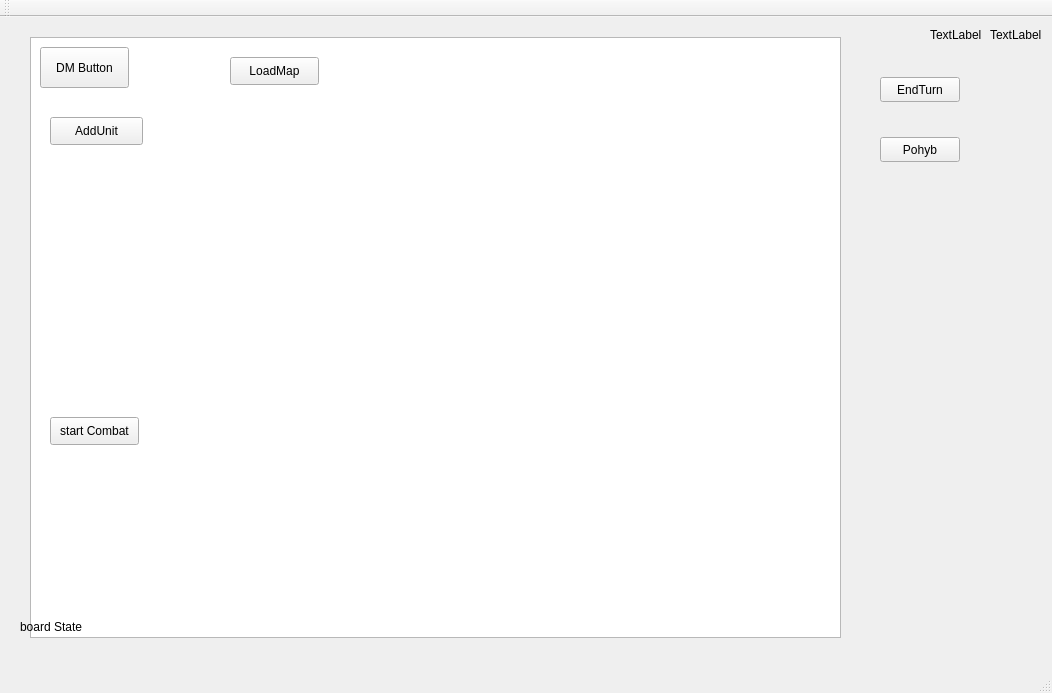
Before: the Qt Designer form mainwindow.ui in nukemaster/bakalarka, drawn with Qt 5.
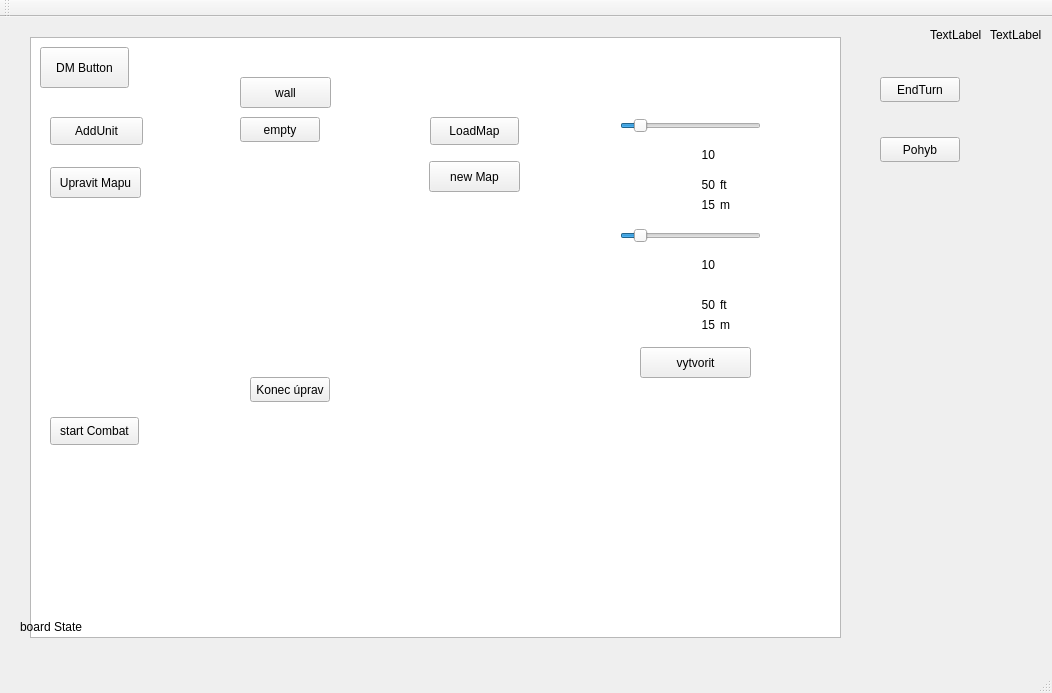
After: the same form once the commit is applied.

What changed in the file:
```diff
--- a/mainwindow.ui
+++ b/mainwindow.ui
@@ -88,6 +88,19 @@
       <string>start Combat</string>
      </property>
     </widget>
+    <widget class="QPushButton" name="btn_editMap_menuToggle">
+     <property name="geometry">
+      <rect>
+       <x>40</x>
+       <y>70</y>
+       <width>91</width>
+       <height>31</height>
+      </rect>
+     </property>
+     <property name="text">
+      <string>Upravit Mapu</string>
+     </property>
+    </widget>
    </widget>
    <widget class="QPushButton" name="pushButtonDM">
     <property name="geometry">
@@ -115,19 +128,6 @@
      <string>board State</string>
     </property>
    </widget>
-   <widget class="QPushButton" name="pushButtonMapLoad">
-    <property name="geometry">
-     <rect>
-      <x>230</x>
-      <y>40</y>
-      <width>89</width>
-      <height>28</height>
-     </rect>
-    </property>
-    <property name="text">
-     <string>LoadMap</string>
-    </property>
-   </widget>
    <widget class="QWidget" name="widgetPlayer" native="true">
     <property name="geometry">
      <rect>
@@ -164,6 +164,294 @@
      </property>
     </widget>
    </widget>
+   <widget class="QWidget" name="box_startMenu" native="true">
+    <property name="geometry">
+     <rect>
+      <x>360</x>
+      <y>70</y>
+      <width>221</width>
+      <height>371</height>
+     </rect>
+    </property>
+    <widget class="QPushButton" name="pushButtonMapLoad">
+     <property name="geometry">
+      <rect>
+       <x>70</x>
+       <y>30</y>
+       <width>89</width>
+       <height>28</height>
+      </rect>
+     </property>
+     <property name="text">
+      <string>LoadMap</string>
+     </property>
+    </widget>
+    <widget class="QPushButton" name="btn_newMap">
+     <property name="geometry">
+      <rect>
+       <x>69</x>
+       <y>74</y>
+       <width>91</width>
+       <height>31</height>
+      </rect>
+     </property>
+     <property name="text">
+      <string>new Map</string>
+     </property>
+    </widget>
+   </widget>
+   <widget class="QWidget" name="box_newEmptyMapSetting" native="true">
+    <property name="geometry">
+     <rect>
+      <x>620</x>
+      <y>80</y>
+      <width>161</width>
+      <height>291</height>
+     </rect>
+    </property>
+    <widget class="QSlider" name="slider_newMap_X">
+     <property name="geometry">
+      <rect>
+       <x>0</x>
+       <y>20</y>
+       <width>141</width>
+       <height>18</height>
+      </rect>
+     </property>
+     <property name="value">
+      <number>10</number>
+     </property>
+     <property name="orientation">
+      <enum>Qt::Horizontal</enum>
+     </property>
+    </widget>
+    <widget class="QLabel" name="label_newMap_X">
+     <property name="geometry">
+      <rect>
+       <x>40</x>
+       <y>50</y>
+       <width>55</width>
+       <height>16</height>
+      </rect>
+     </property>
+     <property name="text">
+      <string>10</string>
+     </property>
+     <property name="alignment">
+      <set>Qt::AlignRight|Qt::AlignTrailing|Qt::AlignVCenter</set>
+     </property>
+    </widget>
+    <widget class="QLabel" name="label_newMap_X_ft">
+     <property name="geometry">
+      <rect>
+       <x>40</x>
+       <y>80</y>
+       <width>55</width>
+       <height>16</height>
+      </rect>
+     </property>
+     <property name="text">
+      <string>50</string>
+     </property>
+     <property name="alignment">
+      <set>Qt::AlignRight|Qt::AlignTrailing|Qt::AlignVCenter</set>
+     </property>
+    </widget>
+    <widget class="QLabel" name="label_newMap_Y">
+     <property name="geometry">
+      <rect>
+       <x>40</x>
+       <y>160</y>
+       <width>55</width>
+       <height>16</height>
+      </rect>
+     </property>
+     <property name="text">
+      <string>10</string>
+     </property>
+     <property name="alignment">
+      <set>Qt::AlignRight|Qt::AlignTrailing|Qt::AlignVCenter</set>
+     </property>
+    </widget>
+    <widget class="QLabel" name="label_newMap_Y_ft">
+     <property name="geometry">
+      <rect>
+       <x>40</x>
+       <y>200</y>
+       <width>55</width>
+       <height>16</height>
+      </rect>
+     </property>
+     <property name="text">
+      <string>50</string>
+     </property>
+     <property name="alignment">
+      <set>Qt::AlignRight|Qt::AlignTrailing|Qt::AlignVCenter</set>
+     </property>
+    </widget>
+    <widget class="QPushButton" name="btn_newMap_create">
+     <property name="geometry">
+      <rect>
+       <x>20</x>
+       <y>250</y>
+       <width>111</width>
+       <height>31</height>
+      </rect>
+     </property>
+     <property name="text">
+      <string>vytvorit</string>
+     </property>
+    </widget>
+    <widget class="QLabel" name="label_newMap_Y_m">
+     <property name="geometry">
+      <rect>
+       <x>40</x>
+       <y>220</y>
+       <width>55</width>
+       <height>16</height>
+      </rect>
+     </property>
+     <property name="text">
+      <string>15</string>
+     </property>
+     <property name="alignment">
+      <set>Qt::AlignRight|Qt::AlignTrailing|Qt::AlignVCenter</set>
+     </property>
+    </widget>
+    <widget class="QLabel" name="label_newMap_X_m">
+     <property name="geometry">
+      <rect>
+       <x>40</x>
+       <y>100</y>
+       <width>55</width>
+       <height>16</height>
+      </rect>
+     </property>
+     <property name="text">
+      <string>15</string>
+     </property>
+     <property name="alignment">
+      <set>Qt::AlignRight|Qt::AlignTrailing|Qt::AlignVCenter</set>
+     </property>
+    </widget>
+    <widget class="QSlider" name="slider_newMap_Y">
+     <property name="geometry">
+      <rect>
+       <x>0</x>
+       <y>130</y>
+       <width>141</width>
+       <height>18</height>
+      </rect>
+     </property>
+     <property name="value">
+      <number>10</number>
+     </property>
+     <property name="orientation">
+      <enum>Qt::Horizontal</enum>
+     </property>
+    </widget>
+    <widget class="QLabel" name="label_3">
+     <property name="geometry">
+      <rect>
+       <x>100</x>
+       <y>200</y>
+       <width>55</width>
+       <height>16</height>
+      </rect>
+     </property>
+     <property name="text">
+      <string>ft</string>
+     </property>
+    </widget>
+    <widget class="QLabel" name="label_4">
+     <property name="geometry">
+      <rect>
+       <x>100</x>
+       <y>220</y>
+       <width>55</width>
+       <height>16</height>
+      </rect>
+     </property>
+     <property name="text">
+      <string>m</string>
+     </property>
+    </widget>
+    <widget class="QLabel" name="label_5">
+     <property name="geometry">
+      <rect>
+       <x>100</x>
+       <y>80</y>
+       <width>55</width>
+       <height>16</height>
+      </rect>
+     </property>
+     <property name="text">
+      <string>ft</string>
+     </property>
+    </widget>
+    <widget class="QLabel" name="label_6">
+     <property name="geometry">
+      <rect>
+       <x>100</x>
+       <y>100</y>
+       <width>55</width>
+       <height>16</height>
+      </rect>
+     </property>
+     <property name="text">
+      <string>m</string>
+     </property>
+    </widget>
+   </widget>
+   <widget class="QWidget" name="box_editMap" native="true">
+    <property name="geometry">
+     <rect>
+      <x>220</x>
+      <y>40</y>
+      <width>141</width>
+      <height>391</height>
+     </rect>
+    </property>
+    <widget class="QPushButton" name="btn_editMap_wall">
+     <property name="geometry">
+      <rect>
+       <x>20</x>
+       <y>20</y>
+       <width>91</width>
+       <height>31</height>
+      </rect>
+     </property>
+     <property name="text">
+      <string>wall</string>
+     </property>
+    </widget>
+    <widget class="QPushButton" name="btn_editMap_end">
+     <property name="geometry">
+      <rect>
+       <x>30</x>
+       <y>320</y>
+       <width>80</width>
+       <height>25</height>
+      </rect>
+     </property>
+     <property name="text">
+      <string>Konec úprav</string>
+     </property>
+    </widget>
+    <widget class="QPushButton" name="btn_editMap_empty">
+     <property name="geometry">
+      <rect>
+       <x>20</x>
+       <y>60</y>
+       <width>80</width>
+       <height>25</height>
+      </rect>
+     </property>
+     <property name="text">
+      <string>empty</string>
+     </property>
+    </widget>
+   </widget>
   </widget>
   <widget class="QMenuBar" name="menuBar">
    <property name="geometry">
```
Left out of the diff: 2 changed lines with no effect on the pictures.
